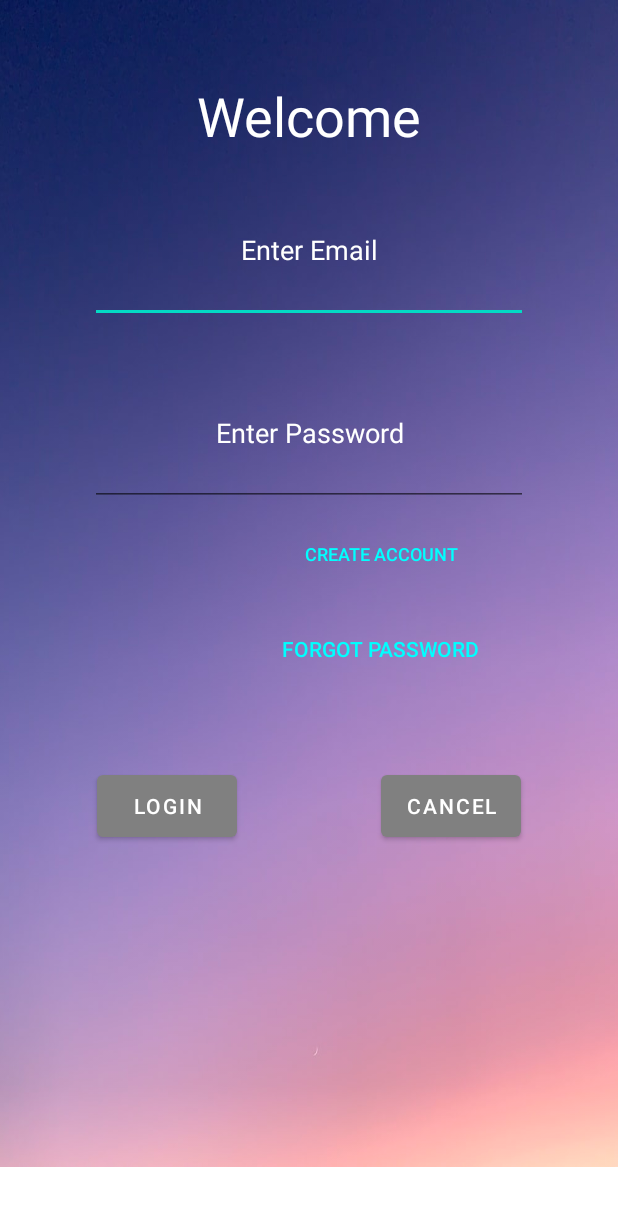
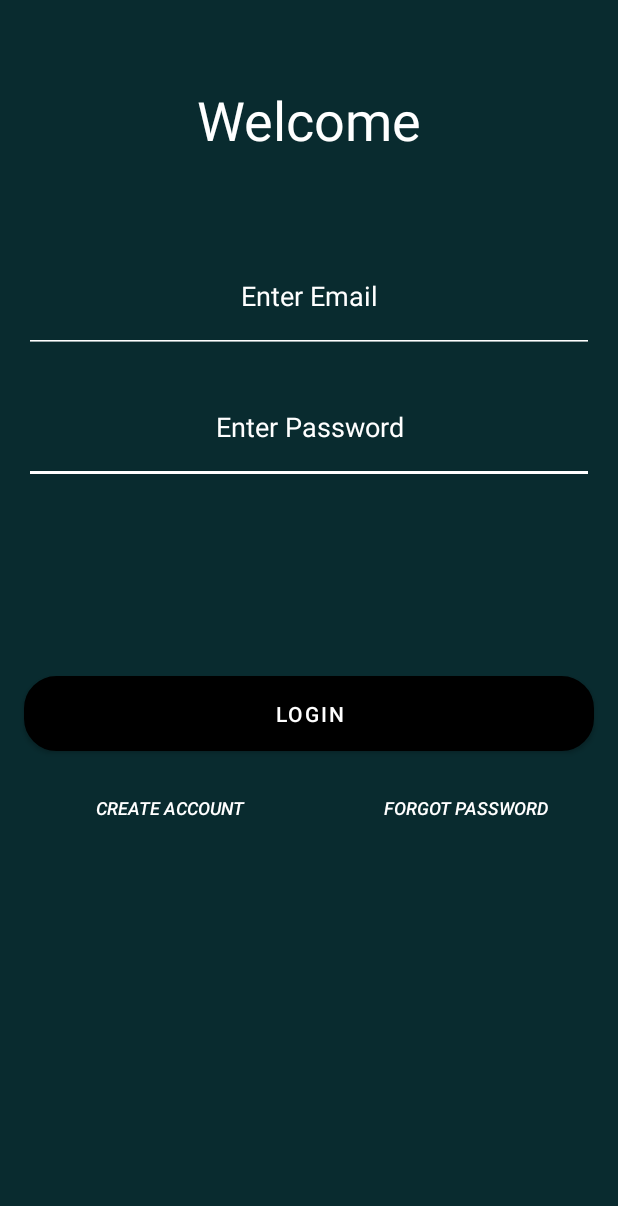
Before and after one commit to Txy822/Personality-based-Dating-App, an Android app: the Login screen opened directly, with no data from a screen before it, on a phone screen of 412 x 824 dp. Shown: the top 1206 px of the screen. Run offline under Robolectric (Android 15) with nearby library versions, the phone set to English and light mode, and no system bars; our stand-ins replace Firebase (no records; nobody signed in at launch, a user with empty details on screens opened directly).

Commit message:
Login UI updated

```diff
--- a/app/src/main/res/layout/activity_login.xml
+++ b/app/src/main/res/layout/activity_login.xml
@@ -1,72 +1,45 @@
 <?xml version="1.0" encoding="utf-8"?>
-<androidx.constraintlayout.widget.ConstraintLayout xmlns:android="http://schemas.android.com/apk/res/android"
+<androidx.constraintlayout.widget.ConstraintLayout
+    xmlns:android="http://schemas.android.com/apk/res/android"
     xmlns:app="http://schemas.android.com/apk/res-auto"
     xmlns:tools="http://schemas.android.com/tools"
     android:layout_width="match_parent"
     android:layout_height="match_parent"
+    android:id="@+id/constraintLayout"
+    android:background="@color/green_darkest"
     tools:context=".Login">
-
-    <ScrollView
-        android:layout_width="match_parent"
-        android:layout_height="match_parent"
-        tools:layout_editor_absoluteX="0dp"
-        tools:layout_editor_absoluteY="0dp">
-
-        <androidx.constraintlayout.widget.ConstraintLayout
-            android:layout_width="match_parent"
-            android:layout_height="match_parent">
-
-
-            <ImageView
-                android:id="@+id/background_img"
-                android:layout_width="414dp"
-                android:layout_height="778dp"
-                android:layout_marginStart="1dp"
-                android:layout_marginEnd="1dp"
-                android:scaleType="fitXY"
-                android:src="@drawable/background_one"
-                app:layout_constraintBottom_toBottomOf="parent"
-                app:layout_constraintEnd_toEndOf="parent"
-                app:layout_constraintHorizontal_bias="0.6"
-                app:layout_constraintStart_toStartOf="parent"
-                app:layout_constraintTop_toTopOf="parent"
-                app:layout_constraintVertical_bias="0.0"
-                tools:ignore="MissingConstraints" />
-
         <Button
             android:id="@+id/login_btn"
-                android:layout_width="93dp"
-                android:layout_height="53dp"
+            android:layout_width="0dp"
+            android:layout_height="50dp"
             android:layout_gravity="center_horizontal"
-                android:layout_marginStart="62dp"
-                android:layout_marginEnd="93dp"
-                android:layout_marginBottom="214dp"
+            android:layout_marginStart="16dp"
+            android:layout_marginEnd="16dp"
+            android:background="@drawable/button"
             android:onClick="login"
             android:text="@string/login"
             android:textColor="@color/white"
-                app:backgroundTint="@color/Gray"
-                app:layout_constraintBottom_toBottomOf="parent"
-                app:layout_constraintEnd_toStartOf="@+id/login_cancel_btn"
+            app:backgroundTint="@color/black"
+            app:layout_constraintBottom_toTopOf="@+id/forgotPassword_btn"
+            app:layout_constraintEnd_toEndOf="parent"
             app:layout_constraintStart_toStartOf="parent"
-                app:layout_constraintTop_toBottomOf="@+id/create_account_btn"
-                app:layout_marginTopPercent="40%"
-                app:layout_widthPercent="50%"
+            app:layout_constraintTop_toBottomOf="@+id/enterPassword"
             tools:ignore="MissingConstraints" />
 
         <TextView
             android:id="@+id/welcome_text"
             android:layout_width="0dp"
             android:layout_height="0dp"
-                android:layout_marginStart="62dp"
-                android:layout_marginTop="36dp"
-                android:layout_marginEnd="62dp"
-                android:layout_marginBottom="294dp"
+            android:layout_marginStart="16dp"
+            android:layout_marginTop="42dp"
+            android:layout_marginEnd="16dp"
+            android:layout_marginBottom="41dp"
             android:ellipsize="middle"
             android:gravity="center"
             android:text="@string/welcome"
             android:textColor="@color/white"
             android:textSize="36sp"
-                app:layout_constraintBottom_toTopOf="@+id/forgotPassword_btn"
+            app:layout_constraintBottom_toTopOf="@+id/enterEmail"
             app:layout_constraintEnd_toEndOf="parent"
             app:layout_constraintStart_toStartOf="parent"
             app:layout_constraintTop_toTopOf="parent"
@@ -76,19 +49,20 @@
         android:id="@+id/enterPassword"
         android:layout_width="0dp"
         android:layout_height="0dp"
-                android:layout_marginStart="60dp"
-                android:layout_marginEnd="60dp"
-                android:layout_marginBottom="12dp"
+        android:layout_marginStart="16dp"
+        android:layout_marginEnd="16dp"
+        android:layout_marginBottom="128dp"
         android:ems="10"
+        android:backgroundTint="@color/white"
         android:foregroundGravity="center_vertical|center|center_horizontal"
         android:gravity="center|center_horizontal|center_vertical"
         android:hint="Enter Password"
         android:imeOptions="actionDone"
         android:inputType="textPassword"
-                android:shadowColor="@color/purple_700"
+        android:shadowColor="@color/white"
         android:textColor="@color/white"
         android:textColorHint="@color/white"
-                app:layout_constraintBottom_toTopOf="@+id/create_account_btn"
+        app:layout_constraintBottom_toTopOf="@+id/login_btn"
         app:layout_constraintEnd_toEndOf="parent"
         app:layout_constraintStart_toStartOf="parent"
         app:layout_constraintTop_toBottomOf="@+id/enterEmail"
@@ -98,73 +72,58 @@
             android:id="@+id/create_account_btn"
             style="?android:attr/borderlessButtonStyle"
             android:layout_width="192dp"
-                android:layout_height="40dp"
-                android:layout_marginEnd="2dp"
-                android:layout_marginBottom="121dp"
+            android:layout_height="0dp"
             android:foregroundGravity="center_vertical|center|center_horizontal"
             android:gravity="center_horizontal|center_vertical|fill_vertical"
             android:onClick="createAccount"
             android:text="@string/create_account"
-                android:textColor="@color/Aqua"
+            android:textColor="@color/white"
             android:textSize="12sp"
-                app:layout_constraintBottom_toTopOf="@+id/login_btn"
-                app:layout_constraintEnd_toEndOf="@+id/enterPassword"
-                app:layout_constraintTop_toBottomOf="@+id/enterPassword"
+            android:textStyle="normal|italic"
+            app:layout_constraintBottom_toBottomOf="@+id/forgotPassword_btn"
+            app:layout_constraintEnd_toStartOf="@+id/forgotPassword_btn"
+            app:layout_constraintStart_toStartOf="parent"
+            app:layout_constraintTop_toTopOf="@+id/forgotPassword_btn"
             tools:ignore="MissingConstraints,UnknownId" />
-
-            <Button
-                android:id="@+id/login_cancel_btn"
-                android:layout_width="93dp"
-                android:layout_height="53dp"
-                android:layout_marginEnd="62dp"
-                android:layout_marginBottom="214dp"
-                android:onClick="cancel"
-                android:text="@string/cancel"
-                android:textColor="@color/white"
-                app:backgroundTint="@color/Gray"
-                app:layout_constraintBottom_toBottomOf="parent"
-                app:layout_constraintEnd_toEndOf="parent"
-                app:layout_constraintStart_toEndOf="@+id/login_btn"
-                tools:ignore="MissingConstraints" />
 
     <EditText
         android:id="@+id/enterEmail"
         android:layout_width="0dp"
         android:layout_height="0dp"
-                android:layout_marginBottom="25dp"
+        android:layout_marginStart="16dp"
+        android:layout_marginEnd="16dp"
+        android:layout_marginBottom="11dp"
         android:ems="10"
+        android:backgroundTint="@color/white"
         android:foregroundGravity="center_vertical|center_horizontal"
         android:gravity="center_horizontal|center_vertical"
         android:hint="Enter Email"
         android:inputType="textPersonName"
         android:textColor="@color/white"
         android:textColorHighlight="@color/white"
-                android:textColorHint="@color/common_google_signin_btn_text_dark_pressed"
+        android:textColorHint="@color/white"
         app:layout_constraintBottom_toTopOf="@+id/enterPassword"
-                app:layout_constraintEnd_toEndOf="@+id/enterPassword"
-                app:layout_constraintStart_toStartOf="@+id/enterPassword"
+        app:layout_constraintEnd_toEndOf="parent"
+        app:layout_constraintHorizontal_bias="0.0"
+        app:layout_constraintStart_toStartOf="parent"
         app:layout_constraintTop_toBottomOf="@+id/welcome_text" />
 
     <Button
             android:id="@+id/forgotPassword_btn"
             style="?android:attr/borderlessButtonStyle"
-                android:layout_width="192dp"
-                android:layout_height="40dp"
-                android:layout_marginEnd="2dp"
+            android:layout_width="171dp"
+            android:layout_height="0dp"
+            android:layout_marginEnd="16dp"
+            android:textSize="12sp"
+            android:textStyle="normal|italic"
+            android:layout_marginBottom="247dp"
             android:foregroundGravity="center_vertical|center|center_horizontal"
             android:gravity="center_horizontal|center_vertical|fill_vertical"
-                android:layout_marginBottom="325dp"
+            android:onClick="sendPasswordReset"
             android:text="Forgot Password"
-                android:onClick="sendPasswordReset"
-
-                android:textColor="@color/Aqua"
+            android:textColor="@color/white"
             app:layout_constraintBottom_toBottomOf="parent"
-                app:layout_constraintEnd_toEndOf="@+id/create_account_btn"
-                app:layout_constraintStart_toStartOf="@+id/create_account_btn"
-                app:layout_constraintTop_toBottomOf="@+id/welcome_text" />
+            app:layout_constraintEnd_toEndOf="parent"
+            app:layout_constraintTop_toBottomOf="@+id/login_btn" />
 
 </androidx.constraintlayout.widget.ConstraintLayout>
-
-    </ScrollView>
-
-</androidx.constraintlayout.widget.ConstraintLayout>
```
Lines whose indentation alone changed are shown as unchanged.
